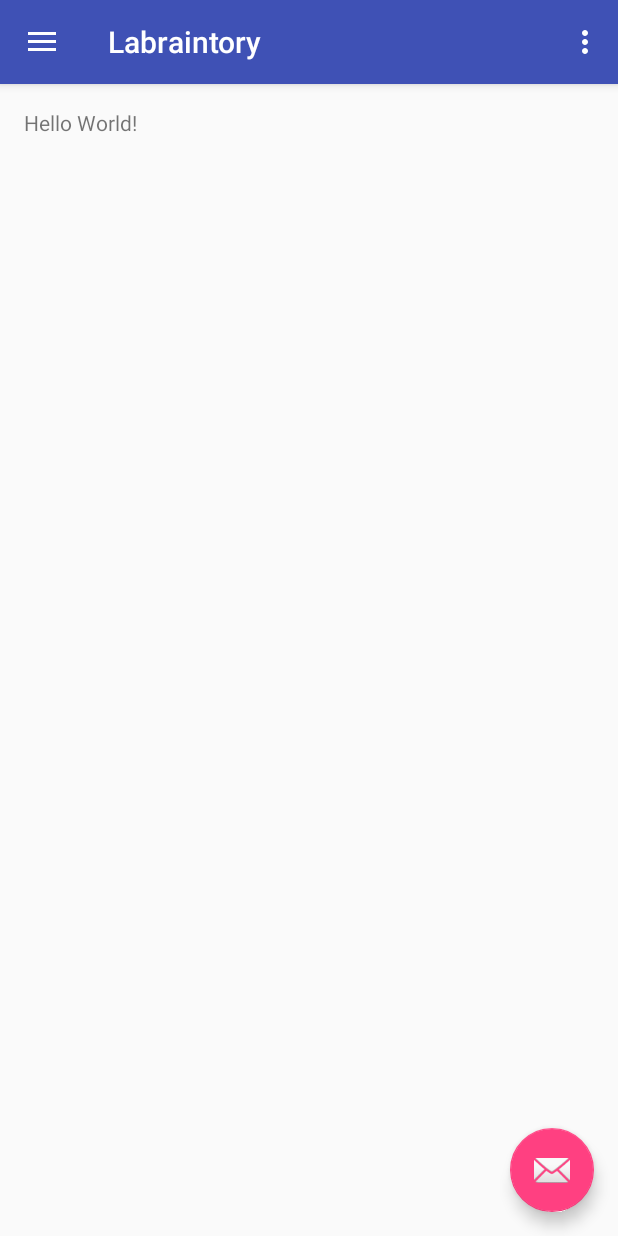
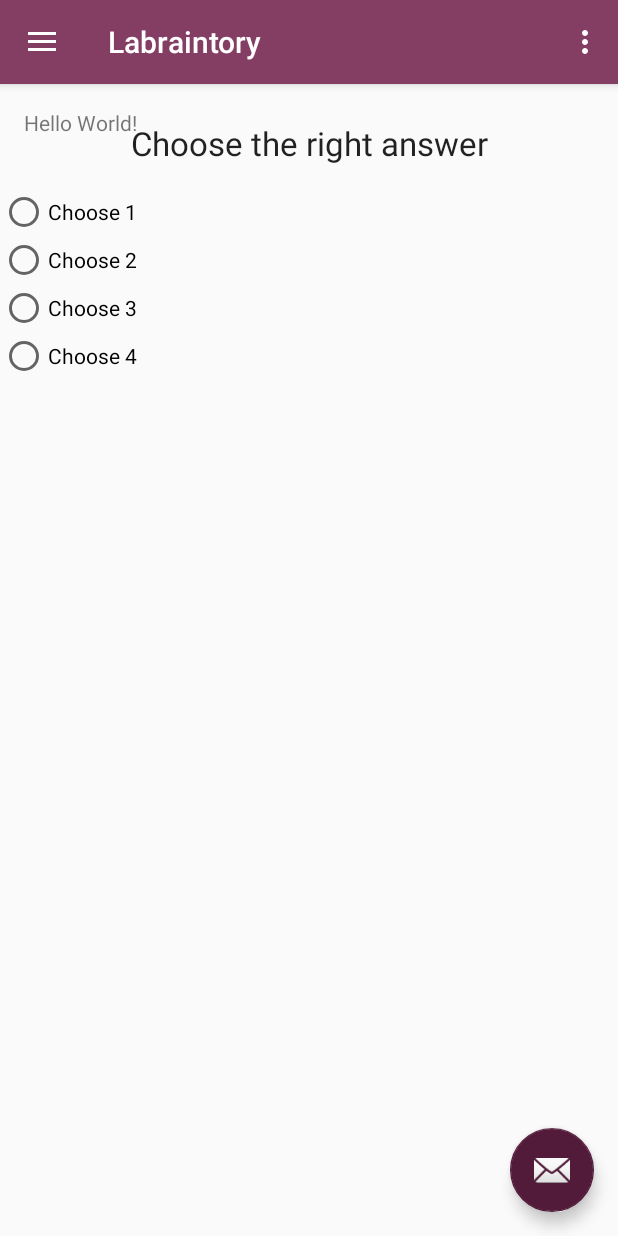
Before and after one commit to normeow/Labraintory, an Android app: the screen it shows after launch (MainActivity), on a phone screen of 412 x 824 dp. Run offline under Robolectric (Android 15) with nearby library versions, the phone set to English and light mode, and no system bars.

Commit message:
recolor the app and test fragment

```diff
--- /dev/null
+++ b/app/src/main/java/californiacybertales/labraintory/fragments/radioChooseFragment.java
@@ -0,0 +1,81 @@
+package californiacybertales.labraintory.fragments;
+
+import android.app.Fragment;
+import android.os.Bundle;
+import android.view.LayoutInflater;
+import android.view.View;
+import android.view.ViewGroup;
+import android.widget.CompoundButton;
+import android.widget.RadioButton;
+
+import java.util.ArrayList;
+
+import californiacybertales.labraintory.R;
+
+/**
+ * Created by romach on 15.07.16.
+ */
+public class radioChooseFragment extends Fragment
+{
+    /**
+     * Called to do initial creation of a fragment.  This is called after
+     * {@link #onAttach(Activity)} and before
+     * {@link #onCreateView(LayoutInflater, ViewGroup, Bundle)}.
+     * <p>
+     * <p>Note that this can be called while the fragment's activity is
+     * still in the process of being created.  As such, you can not rely
+     * on things like the activity's content view hierarchy being initialized
+     * at this point.  If you want to do work once the activity itself is
+     * created, see {@link #onActivityCreated(Bundle)}.
+     *
+     * @param savedInstanceState If the fragment is being re-created from
+     *                           a previous saved state, this is the state.
+     */
+    @Override
+    public void onCreate(Bundle savedInstanceState) {
+        super.onCreate(savedInstanceState);
+    }
+
+    private ArrayList<RadioButton> buttons;
+
+    @Override
+    public View onCreateView(LayoutInflater inflater, ViewGroup container,
+                             Bundle savedInstanceState) {
+        View view =  inflater.inflate(R.layout.radio_choise_fragment, container, false);
+
+        // Horrible. Just to test, sure to rewrite
+        buttons = new ArrayList<>();
+        buttons.add((RadioButton)view.findViewById(R.id.radioButton0));
+        buttons.add((RadioButton)view.findViewById(R.id.radioButton1));
+        buttons.add((RadioButton)view.findViewById(R.id.radioButton2));
+        buttons.add((RadioButton)view.findViewById(R.id.radioButton3));
+
+        for (int i = 0; i < buttons.size(); ++i) {
+            final int finalI = i;
+            buttons.get(i).setOnCheckedChangeListener(new CompoundButton.OnCheckedChangeListener() {
+                @Override
+                public void onCheckedChanged(CompoundButton buttonView, boolean isChecked) {
+                    if(isChecked) {
+                        changeAllButtons(finalI);
+                    }
+                    else
+                        buttons.get(finalI).setChecked(false);
+                }
+            });
+        }
+
+        return view;
+    }
+
+    // just to test
+    private void changeAllButtons(int id){
+        for (int i = 0; i < buttons.size(); ++i)
+        {
+            if(i != id)
+                buttons.get(i).setChecked(false);
+            else
+                buttons.get(i).setChecked(true);
+        }
+    }
+
+}
--- a/app/src/main/res/layout/activity_main.xml
+++ b/app/src/main/res/layout/activity_main.xml
@@ -5,13 +5,18 @@
     android:layout_width="match_parent" android:layout_height="match_parent"
     android:fitsSystemWindows="true" tools:openDrawer="start">
 
-    <include layout="@layout/app_bar_main" android:layout_width="match_parent"
+    <include layout="@layout/app_bar_main"
+        android:layout_width="match_parent"
         android:layout_height="match_parent" />
 
-    <android.support.design.widget.NavigationView android:id="@+id/nav_view"
-        android:layout_width="wrap_content" android:layout_height="match_parent"
-        android:layout_gravity="start" android:fitsSystemWindows="true"
-        app:headerLayout="@layout/nav_header_main" app:menu="@menu/activity_main_drawer" />
+    <android.support.design.widget.NavigationView
+        android:id="@+id/nav_view"
+        android:layout_width="wrap_content"
+        android:layout_height="match_parent"
+        android:layout_gravity="start"
+        android:fitsSystemWindows="true"
+        app:headerLayout="@layout/nav_header_main"
+        app:menu="@menu/activity_main_drawer" />
 
     <LinearLayout
         xmlns:android="http://schemas.android.com/apk/res/android"
@@ -19,6 +24,13 @@
         android:layout_height="fill_parent"
         android:orientation="vertical">
 
+        <fragment
+            android:name="californiacybertales.labraintory.fragments.radioChooseFragment"
+            android:id="@+id/TestFragment"
+            android:layout_width="match_parent"
+            android:layout_height="wrap_content">
+        </fragment>
+
     </LinearLayout>
 
 </android.support.v4.widget.DrawerLayout>
--- a/app/src/main/res/layout/radio_choise_fragment.xml
+++ b/app/src/main/res/layout/radio_choise_fragment.xml
@@ -5,33 +5,39 @@
     android:layout_height="match_parent">
 
     <TextView
-        android:layout_width="wrap_content"
+        android:layout_width="match_parent"
         android:layout_height="wrap_content"
         android:textAppearance="?android:attr/textAppearanceLarge"
-        android:text="test_string"
-        android:id="@+id/textView2" />
+        android:text="@string/ask_choose_right"
+        android:id="@+id/textView2"
+        android:layout_gravity="top"
+        android:height="60dp"
+        android:gravity="center"
+        android:layout_marginTop="65dp" />
 
     <RadioButton
-        android:layout_width="wrap_content"
+        android:layout_width="match_parent"
         android:layout_height="wrap_content"
         android:text="Choose 1"
-        android:id="@+id/radioButton" />
+        android:id="@+id/radioButton0"
+        android:checked="false"
+        android:clickable="false" />
 
     <RadioButton
-        android:layout_width="wrap_content"
+        android:layout_width="match_parent"
         android:layout_height="wrap_content"
         android:text="Choose 2"
+        android:id="@+id/radioButton1" />
+
+    <RadioButton
+        android:layout_width="match_parent"
+        android:layout_height="wrap_content"
+        android:text="Choose 3"
         android:id="@+id/radioButton2" />
 
     <RadioButton
-        android:layout_width="wrap_content"
-        android:layout_height="wrap_content"
-        android:text="Choose 3"
-        android:id="@+id/radioButton3" />
-
-    <RadioButton
-        android:layout_width="wrap_content"
+        android:layout_width="match_parent"
         android:layout_height="wrap_content"
         android:text="Choose 4"
-        android:id="@+id/radioButton4" />
+        android:id="@+id/radioButton3" />
 </LinearLayout>
--- a/app/src/main/res/menu/activity_main_drawer.xml
+++ b/app/src/main/res/menu/activity_main_drawer.xml
@@ -14,9 +14,11 @@
 
     <item android:title="">
         <menu>
-            <item android:id="@+id/nav_share" android:icon="@drawable/physics"
+            <item android:id="@+id/nav_share"
+                android:icon="@drawable/physics"
                 android:title="Physics" />
-            <item android:id="@+id/nav_send" android:icon="@drawable/astronomy"
+            <item android:id="@+id/nav_send"
+                android:icon="@drawable/astronomy"
                 android:title="Astronomy" />
         </menu>
     </item>
--- a/app/src/main/res/values/colors.xml
+++ b/app/src/main/res/values/colors.xml
@@ -1,8 +1,9 @@
 <?xml version="1.0" encoding="utf-8"?>
 <resources>
-    <color name="colorPrimary">#3F51B5</color>
-    <color name="colorPrimaryDark">#303F9F</color>
-    <color name="colorAccent">#FF4081</color>
+    <color name="colorPrimary">#843E64</color>
+    <color name="colorPrimaryDark">#72254F</color>
+    <color name="colorAccent">#531B3A</color>
+    <color name="background">#FBECF4</color>
 
     <color name="black_overlay">#66000000</color>
 </resources>
--- a/app/src/main/res/values/strings.xml
+++ b/app/src/main/res/values/strings.xml
@@ -25,4 +25,5 @@
     </string>
 
     <string name="subject_list">List of physics subject</string>
+    <string name="ask_choose_right">Choose the right answer</string>
 </resources>
```
Also changed, not shown: app/src/main/java/californiacybertales/labraintory/tasks/fragments/radioChoiseFragment.java (deleted, +0 -40 lines), 1 other file.
